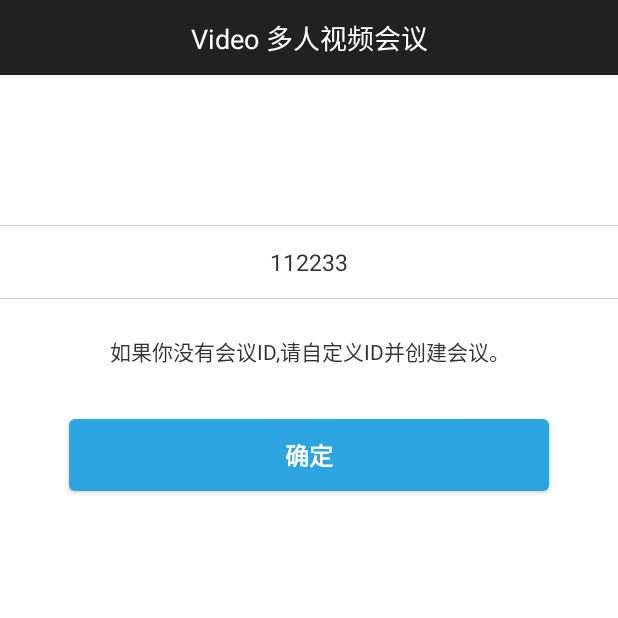
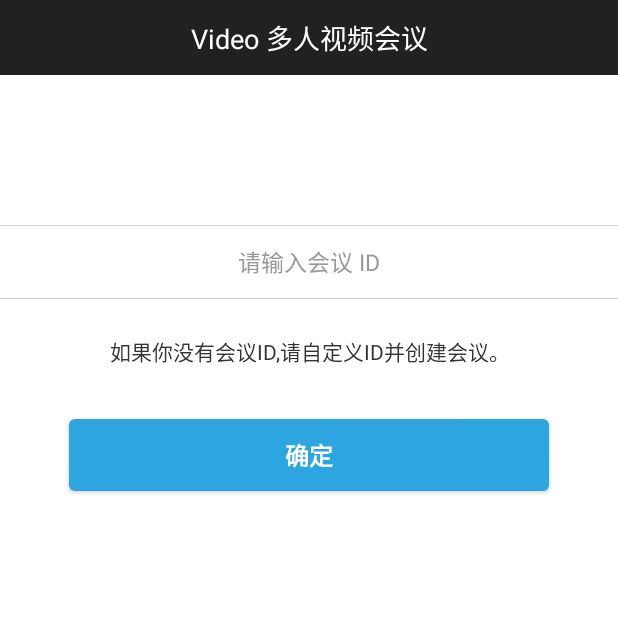
Before and after one commit to WildDogTeam/video-demo-android-conference, an Android app: the InputIdActivity screen opened directly, with no data from a screen before it, on a phone screen of 412 x 824 dp, the top half of it. Run offline under Robolectric (Android 15) with nearby library versions, the phone set to English and light mode, and no system bars; our stand-ins replace ButterKnife.

Commit message:
delete appid/conferenceId

```diff
--- a/app/src/main/res/layout/activity_input_id.xml
+++ b/app/src/main/res/layout/activity_input_id.xml
@@ -45,7 +45,7 @@
         android:imeActionLabel="@string/action_sign_in_short"
         android:imeOptions="actionUnspecified"
         android:inputType="text"
-        android:text="112233"
+        android:text=""
 
         />
 
--- a/app/src/main/res/layout/activity_main.xml
+++ b/app/src/main/res/layout/activity_main.xml
@@ -49,7 +49,7 @@
         android:imeActionLabel="@string/action_sign_in_short"
         android:imeOptions="actionUnspecified"
         android:inputType="text"
-        android:text="rtcdemo"
+        android:text=""
 
         />
 
```
